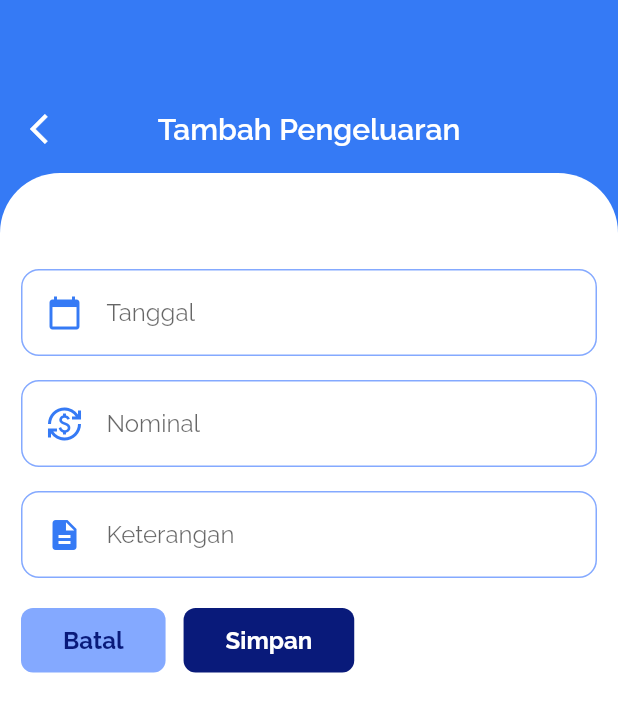
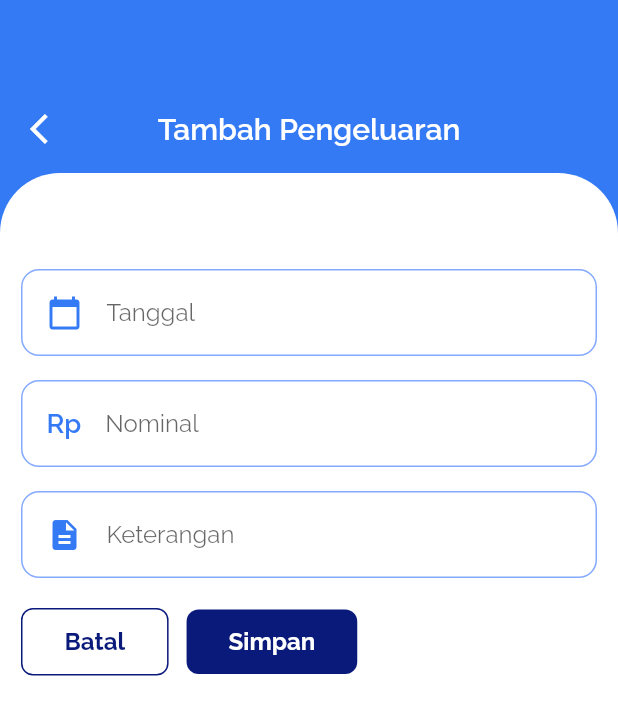
Before and after one commit to farid-maulana/CashBookApp, a Flutter app: the ExpanseScreen screen opened by its route, on a phone screen of 412 x 824 dp. Shown: the top 715 px of the screen. Run offline on Flutter 3.47's test engine with Material 2 defaults, Android fonts, the phone set to English and light mode, and no system bars; our stand-ins replace sqflite; accounts and stored records are empty.

Commit message:
Beautify UI

```diff
--- a/lib/screens/expanse_screen.dart
+++ b/lib/screens/expanse_screen.dart
@@ -115,9 +115,13 @@ class _ExpanseScreenState extends State<ExpanseScreen> {
                         controller: _nominalController,
                         decoration: const InputDecoration(
                           border: InputBorder.none,
-                          icon: Icon(
-                            Icons.currency_exchange,
-                            color: primaryColor,
+                          icon: Text(
+                            'Rp',
+                            style: TextStyle(
+                              color: primaryColor,
+                              fontSize: 18,
+                              fontWeight: FontWeight.w600,
+                            ),
                           ),
                           hintText: 'Nominal',
                         ),
@@ -152,14 +156,14 @@ class _ExpanseScreenState extends State<ExpanseScreen> {
                     Row(
                       children: [
                         InkWell(
-                          onTap: () => {
-                            Navigator.pop(context)
-                          },
+                          onTap: () => {Navigator.pop(context)},
                           child: Container(
                             decoration: BoxDecoration(
-                              borderRadius: BorderRadius.circular(8.0),
-                              color: foregroundColor,
-                            ),
+                                borderRadius: BorderRadius.circular(8.0),
+                                color: whiteColor,
+                                border: Border.all(
+                                  color: secondaryColor,
+                                )),
                             margin: const EdgeInsets.only(top: 12, right: 12),
                             padding: const EdgeInsets.symmetric(
                               vertical: 12,
@@ -184,7 +188,7 @@ class _ExpanseScreenState extends State<ExpanseScreen> {
                           child: Container(
                             decoration: BoxDecoration(
                               borderRadius: BorderRadius.circular(8.0),
-                              color: const Color(0xFF091A7A),
+                              color: secondaryColor,
                             ),
                             margin: const EdgeInsets.only(top: 12),
                             padding: const EdgeInsets.symmetric(
--- a/lib/screens/history_screen.dart
+++ b/lib/screens/history_screen.dart
@@ -42,7 +42,7 @@ class _HistoryScreenState extends State<HistoryScreen> {
                     padding: EdgeInsets.only(top: 56),
                     child: Center(
                       child: Text(
-                        'History',
+                        'Detail Cashflow',
                         style: TextStyle(
                           fontSize: 20,
                           color: whiteColor,
--- a/lib/screens/home_screen.dart
+++ b/lib/screens/home_screen.dart
@@ -241,7 +241,7 @@ class _HomeScreenState extends State<HomeScreen> {
                                               vertical: 8.0,
                                             ),
                                             child: Text(
-                                              'Tambah pemasukkan',
+                                              'Tambah Pemasukkan',
                                               style: TextStyle(
                                                 fontSize: 14,
                                                 fontWeight: FontWeight.w500,
--- a/pubspec.yaml
+++ b/pubspec.yaml
@@ -70,6 +70,8 @@ flutter:
     - assets/images/outcome.jpg
     - assets/images/detail.png
     - assets/images/setting.png
+    - assets/images/income.png
+    - assets/images/salary.png
 
   # An image asset can refer to one or more resolution-specific "variants", see
   # https://flutter.dev/assets-and-images/#resolution-aware.
```
Also changed, not shown: lib/screens/income_screen.dart (+13 -7 lines).
